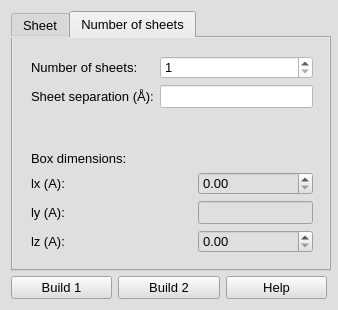
Old version of the form furiousatoms/forms/graphene.ui in the repository nasimanousheh/furious-atoms.
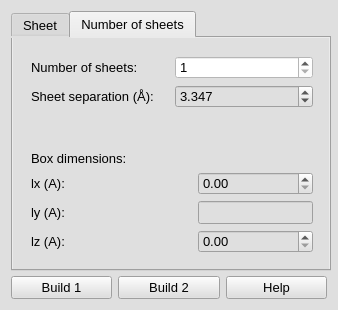
New version of the form. The open tabs and pages were chosen to show the change.

Commit message: Minimum value for sheet separation is 0.1 A

What changed in the file:
```diff
--- a/furiousatoms/forms/graphene.ui
+++ b/furiousatoms/forms/graphene.ui
@@ -474,20 +474,21 @@
              </widget>
             </item>
             <item row="1" column="1">
-             <widget class="QLineEdit" name="lineEdit_wall_separation_MWNT">
-              <property name="enabled">
-               <bool>false</bool>
+             <widget class="QDoubleSpinBox" name="SpinBox_sheet_sep">
+              <property name="decimals">
+               <number>3</number>
               </property>
-              <property name="font">
-               <font>
-                <pointsize>10</pointsize>
-               </font>
+              <property name="minimum">
+               <double>0.100000000000000</double>
               </property>
-              <property name="styleSheet">
-               <string notr="true">background-color: rgb(255, 255, 255);</string>
+              <property name="maximum">
+               <double>50.000000000000000</double>
               </property>
-              <property name="clearButtonEnabled">
-               <bool>false</bool>
+              <property name="singleStep">
+               <double>0.001000000000000</double>
+              </property>
+              <property name="value">
+               <double>3.347000000000000</double>
               </property>
              </widget>
             </item>
```
Left out of the diff: 2 changed lines with no effect on the pictures.
